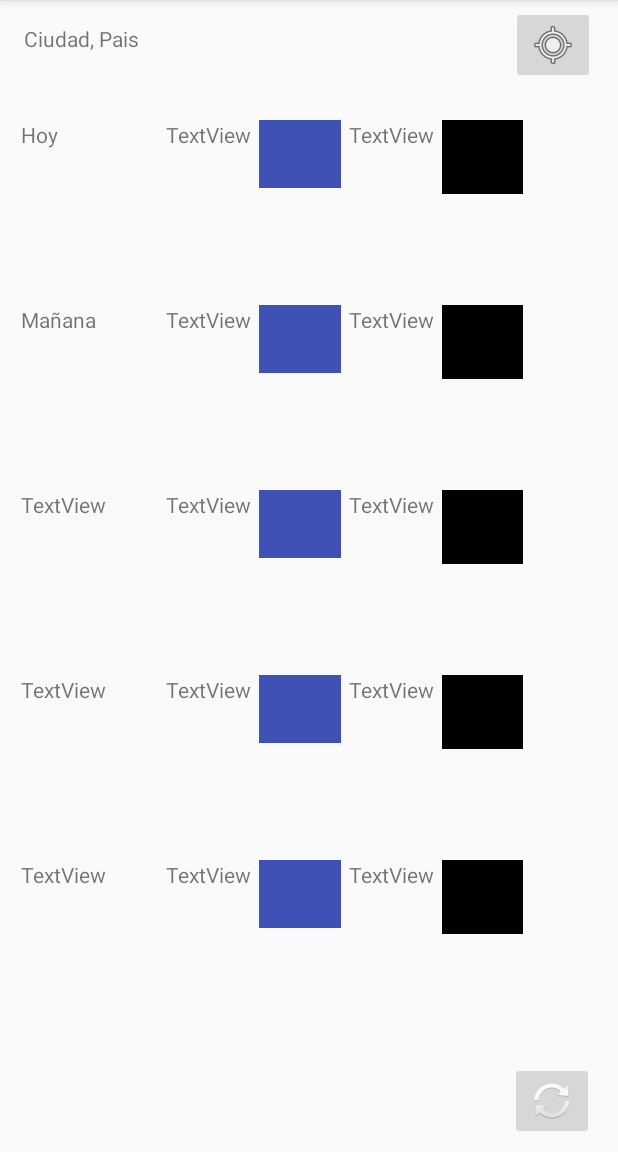
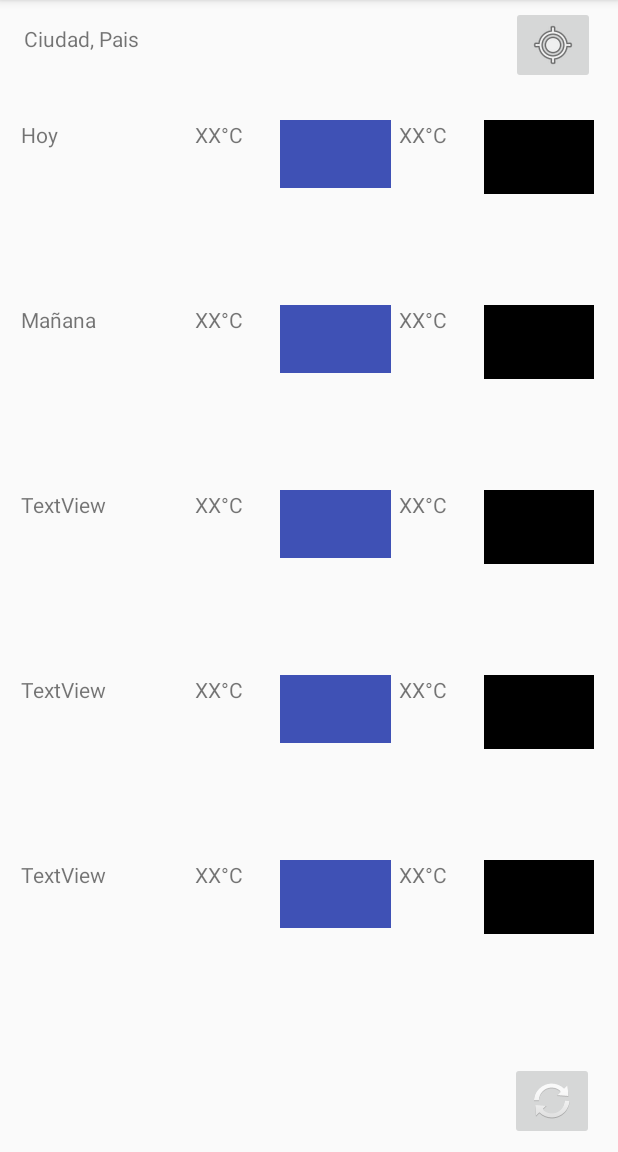
Before and after one commit to 7547-G2/Grupo2TP0, an Android app: the screen it shows after launch (MainActivity), on a phone screen of 412 x 824 dp, the part 84-1236 px from its top. Run offline under Robolectric (Android 15) with nearby library versions, the phone set to English and light mode, and no system bars; our stand-ins replace Volley.

Commit message:
responsive content

```diff
--- a/app/src/main/res/layout/activity_main.xml
+++ b/app/src/main/res/layout/activity_main.xml
@@ -17,7 +17,8 @@
         app:layout_constraintBottom_toBottomOf="parent"
         app:layout_constraintEnd_toEndOf="parent"
         app:layout_constraintStart_toStartOf="parent"
-        app:layout_constraintTop_toBottomOf="@+id/btCities">
+        app:layout_constraintTop_toBottomOf="@+id/btCities"
+        android:stretchColumns="*">
 
         <TableRow
             android:layout_width="match_parent"
@@ -37,7 +38,7 @@
                 android:layout_width="wrap_content"
                 android:layout_height="wrap_content"
                 android:paddingLeft="40dp"
-                android:text="TextView" />
+                android:text="XX°C" />
 
             <ImageView
                 android:id="@+id/imageView"
@@ -50,7 +51,7 @@
                 android:layout_width="wrap_content"
                 android:layout_height="wrap_content"
                 android:paddingLeft="5dp"
-                android:text="TextView" />
+                android:text="XX°C" />
 
             <ImageView
                 android:id="@+id/imageView2"
@@ -79,7 +80,7 @@
                 android:layout_width="wrap_content"
                 android:layout_height="wrap_content"
                 android:paddingLeft="40dp"
-                android:text="TextView" />
+                android:text="XX°C" />
 
             <ImageView
                 android:id="@+id/imageView3"
@@ -93,7 +94,7 @@
                 android:layout_width="wrap_content"
                 android:layout_height="wrap_content"
                 android:paddingLeft="5dp"
-                android:text="TextView" />
+                android:text="XX°C" />
 
             <ImageView
                 android:id="@+id/imageView4"
@@ -122,7 +123,7 @@
                 android:layout_width="wrap_content"
                 android:layout_height="wrap_content"
                 android:paddingLeft="40dp"
-                android:text="TextView" />
+                android:text="XX°C" />
 
             <ImageView
                 android:id="@+id/imageView5"
@@ -136,7 +137,7 @@
                 android:layout_width="wrap_content"
                 android:layout_height="wrap_content"
                 android:paddingLeft="5dp"
-                android:text="TextView" />
+                android:text="XX°C" />
 
             <ImageView
                 android:id="@+id/imageView6"
@@ -164,7 +165,7 @@
                 android:layout_width="wrap_content"
                 android:layout_height="wrap_content"
                 android:paddingLeft="40dp"
-                android:text="TextView" />
+                android:text="XX°C" />
 
             <ImageView
                 android:id="@+id/imageView7"
@@ -178,7 +179,7 @@
                 android:layout_width="wrap_content"
                 android:layout_height="wrap_content"
                 android:paddingLeft="5dp"
-                android:text="TextView" />
+                android:text="XX°C" />
 
             <ImageView
                 android:id="@+id/imageView8"
@@ -190,7 +191,7 @@
 
         <TableRow
             android:layout_width="match_parent"
-            android:layout_height="0dp"
+            android:layout_height="match_parent"
             android:layout_weight="1">
 
             <TextView
@@ -206,7 +207,7 @@
                 android:layout_width="wrap_content"
                 android:layout_height="wrap_content"
                 android:paddingLeft="40dp"
-                android:text="TextView" />
+                android:text="XX°C" />
 
             <ImageView
                 android:id="@+id/imageView9"
@@ -220,7 +221,7 @@
                 android:layout_width="wrap_content"
                 android:layout_height="wrap_content"
                 android:paddingLeft="5dp"
-                android:text="TextView" />
+                android:text="XX°C" />
 
             <ImageView
                 android:id="@+id/imageView10"
--- /dev/null
+++ b/gradle.properties
@@ -0,0 +1,17 @@
+# Project-wide Gradle settings.
+
+# IDE (e.g. Android Studio) users:
+# Gradle settings configured through the IDE *will override*
+# any settings specified in this file.
+
+# For more details on how to configure your build environment visit
+# http://www.gradle.org/docs/current/userguide/build_environment.html
+
+# Specifies the JVM arguments used for the daemon process.
+# The setting is particularly useful for tweaking memory settings.
+org.gradle.jvmargs=-Xmx1536m
+
+# When configured, Gradle will run in incubating parallel mode.
+# This option should only be used with decoupled projects. More details, visit
+# http://www.gradle.org/docs/current/userguide/multi_project_builds.html#sec:decoupled_projects
+# org.gradle.parallel=true
--- /dev/null
+++ b/settings.gradle
@@ -0,0 +1 @@
+include ':app'
```
Also changed, not shown: gradle/wrapper/gradle-wrapper.properties (added), 4 other files.
